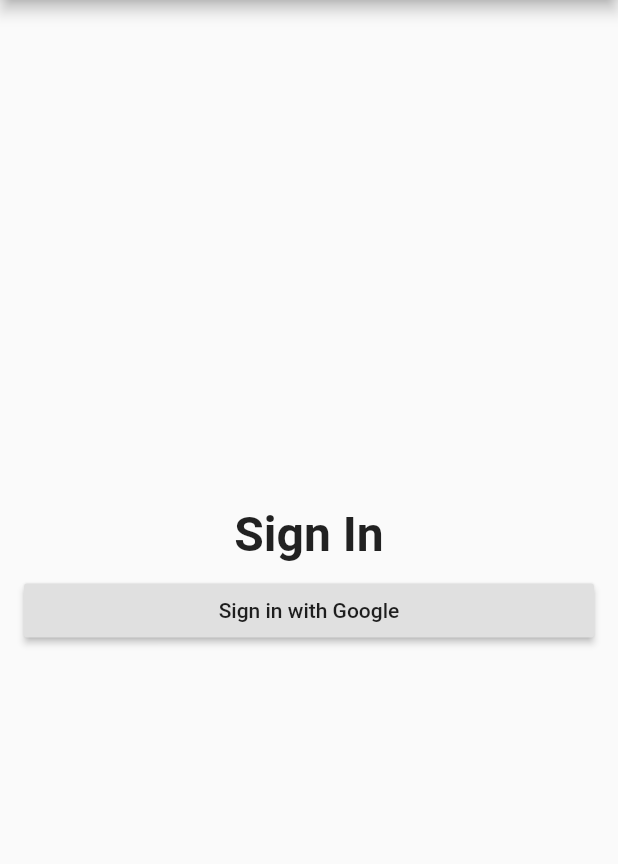
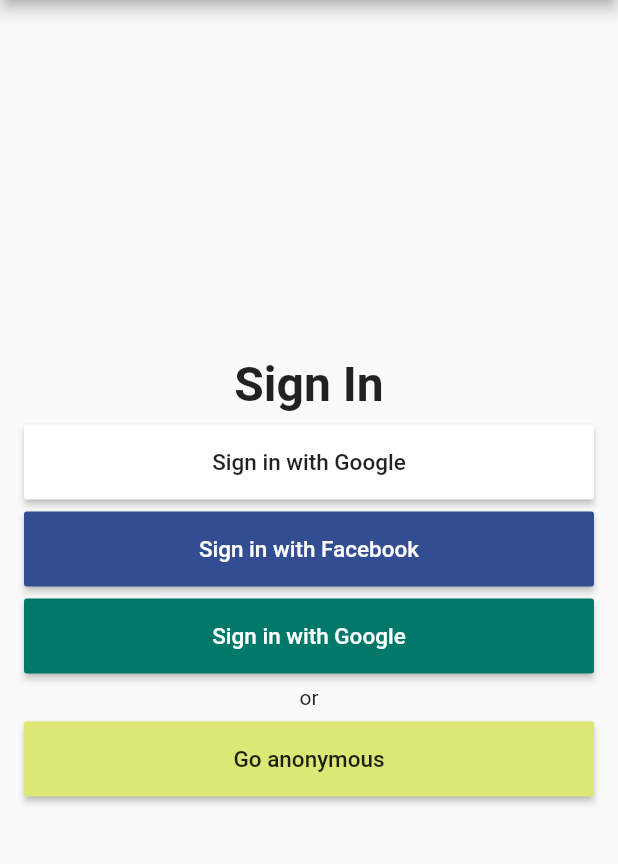
Before and after one commit to devmvk/time_tracker, a Flutter app: the screen it shows after launch, after a tap on "Sign in with Google", on a phone screen of 412 x 824 dp, the part 84-948 px from its top. Run offline on Flutter 3.47's test engine with Material 2 defaults, Android fonts, the phone set to English and light mode, and no system bars.

Commit message:
sign in button

```diff
--- a/lib/authentication/sign_in.dart
+++ b/lib/authentication/sign_in.dart
@@ -1,4 +1,5 @@
 import 'package:flutter/material.dart';
+import 'package:time_tracker/authentication/sign_in_button.dart';
 
 class SignInView extends StatelessWidget {
   @override
@@ -31,9 +32,42 @@ class SignInView extends StatelessWidget {
             SizedBox(
               height: 8.0,
             ),
-            RaisedButton(
+            SignInButton(
+              color: Colors.white,
+              textColor: Colors.black87,
+              text: "Sign in with Google",
               onPressed: (){},
-              child: Text("Sign in with Google"),
+            ),
+            SizedBox(
+              height: 8.0,
+            ),
+            SignInButton(
+              color: Color(0xFF334D92),
+              textColor: Colors.white,
+              text: "Sign in with Facebook",
+              onPressed: (){},
+            ),
+            SizedBox(
+              height: 8.0,
+            ),
+            SignInButton(
+              color: Colors.teal.shade700,
+              textColor: Colors.white,
+              text: "Sign in with Google",
+              onPressed: (){},
+            ),
+            SizedBox(
+              height: 8.0,
+            ),
+            Text("or", textAlign: TextAlign.center, style: TextStyle(fontSize: 14.0, color: Colors.black87),),
+            SizedBox(
+              height: 8.0,
+            ),
+            SignInButton(
+              color: Colors.lime.shade300,
+              textColor: Colors.black87,
+              text: "Go anonymous",
+              onPressed: (){},
             )
           ],
         ),
--- /dev/null
+++ b/lib/authentication/sign_in_button.dart
@@ -0,0 +1,20 @@
+
+import 'package:time_tracker/common/custom_raised_button.dart';
+import 'package:flutter/material.dart';
+
+class SignInButton extends CustomRadiusButton{
+  SignInButton({
+    String text,
+    Color textColor,
+    Color color,
+    VoidCallback onPressed
+  }) : super(
+    onPressed: onPressed,
+    color: color,
+    child: Text(text,
+     style: TextStyle(
+       color: textColor,
+       fontSize: 15.0),
+     ),
+  );
+}
--- /dev/null
+++ b/lib/common/custom_raised_button.dart
@@ -0,0 +1,33 @@
+import 'package:flutter/material.dart';
+
+class CustomRadiusButton extends StatelessWidget {
+  final Color color;
+  final Widget child;
+  final double borderRadius;
+  final double height;
+  final VoidCallback onPressed;
+
+  CustomRadiusButton({
+    this.child,
+    this.onPressed,
+    this.borderRadius: 2.0,
+    this.height: 50.0,
+    this.color
+  });
+
+
+  @override
+  Widget build(BuildContext context) {
+    return SizedBox(
+      height: height,
+      child: RaisedButton(
+        onPressed: onPressed,
+        child: child,
+        color: color,
+        shape: RoundedRectangleBorder(
+          borderRadius: BorderRadius.circular(borderRadius),
+        ),
+      ),
+    );
+  }
+}
```
